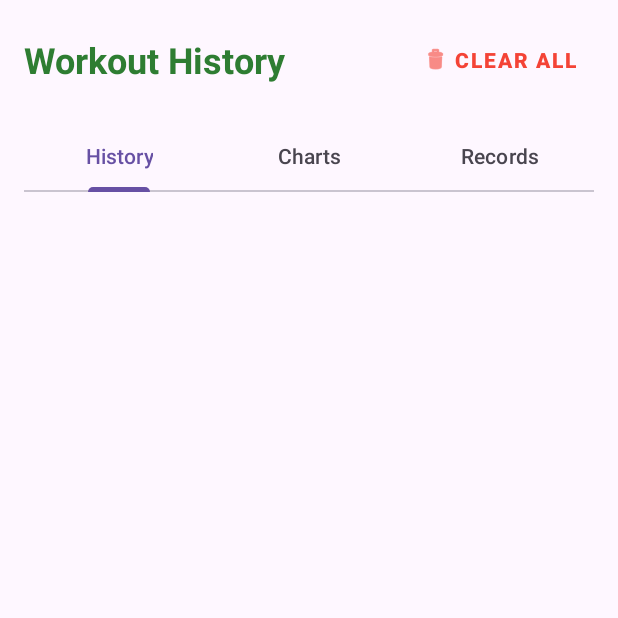
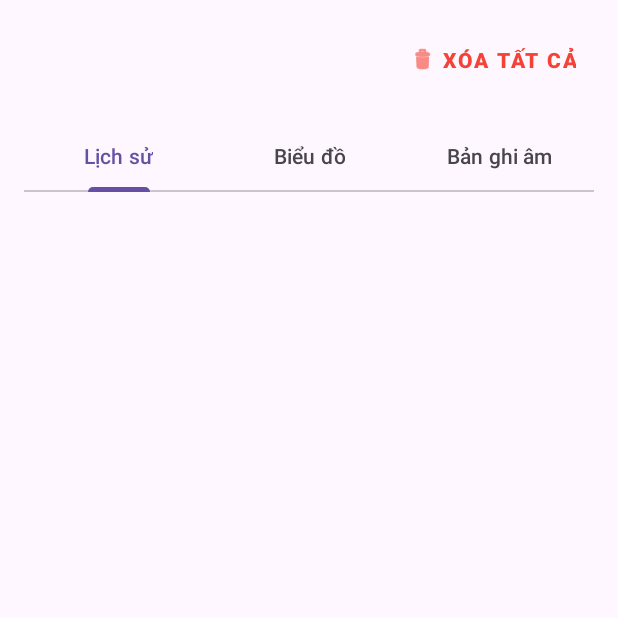
Before and after one commit to PMinh19/keepfitness, an Android app built with Jetpack Compose: the WorkoutHistoryActivity screen opened directly, with no data from a screen before it, on a phone screen of 412 x 824 dp, the top half of it. Run offline under Robolectric (Android 15) with nearby library versions, the phone set to English and light mode, and no system bars; libraries missing offline, so code that uses them is left out: com.github.mikephil.charting; plain views replace BarChart, PieChart; 2 statements that could not run were skipped.

Commit message:
en -> vn

```diff
--- a/app/src/main/res/layout/activity_home_screen.xml
+++ b/app/src/main/res/layout/activity_home_screen.xml
@@ -430,7 +430,7 @@
                     <TextView
                         android:layout_width="wrap_content"
                         android:layout_height="wrap_content"
-                        android:text="View History &amp; Progress"
+                        android:text="Lịch sử &amp; Tiến độ"
                         android:textSize="22sp"
                         android:textStyle="bold"
                         android:textColor="#1B5E20" />
--- a/app/src/main/res/layout/activity_workout_history.xml
+++ b/app/src/main/res/layout/activity_workout_history.xml
@@ -22,7 +22,7 @@
             android:layout_width="0dp"
             android:layout_height="wrap_content"
             android:layout_weight="1"
-            android:text="Workout History"
+
             android:textSize="24sp"
             android:textStyle="bold"
             android:textColor="#2E7D32" />
@@ -33,7 +33,7 @@
             style="@style/Widget.MaterialComponents.Button.TextButton"
             android:layout_width="wrap_content"
             android:layout_height="wrap_content"
-            android:text="Clear All"
+            android:text="Xóa tất cả"
             android:textColor="#F44336"
             android:textSize="14sp"
             android:textStyle="bold"
@@ -60,17 +60,17 @@
         <com.google.android.material.tabs.TabItem
             android:layout_width="wrap_content"
             android:layout_height="wrap_content"
-            android:text="History" />
+            android:text="Lịch sử" />
 
         <com.google.android.material.tabs.TabItem
             android:layout_width="wrap_content"
             android:layout_height="wrap_content"
-            android:text="Charts" />
+            android:text="Biểu đồ" />
 
         <com.google.android.material.tabs.TabItem
             android:layout_width="wrap_content"
             android:layout_height="wrap_content"
-            android:text="Records" />
+            android:text="Bản ghi âm" />
 
     </com.google.android.material.tabs.TabLayout>
 
@@ -122,7 +122,7 @@
                         <TextView
                             android:layout_width="wrap_content"
                             android:layout_height="wrap_content"
-                            android:text="Weekly Progress"
+                            android:text="Tiến độ hàng tuần"
                             android:textSize="18sp"
                             android:textStyle="bold"
                             android:layout_marginBottom="8dp"/>
@@ -153,7 +153,7 @@
                         <TextView
                             android:layout_width="wrap_content"
                             android:layout_height="wrap_content"
-                            android:text="Exercise Distribution"
+                            android:text="Bài tập phân phối"
                             android:textSize="18sp"
                             android:textStyle="bold"
                             android:layout_marginBottom="8dp"/>
```
Also changed, not shown: app/src/main/java/com/example/keepyfitness/WorkoutHistoryActivity.kt (+6 -6 lines).
